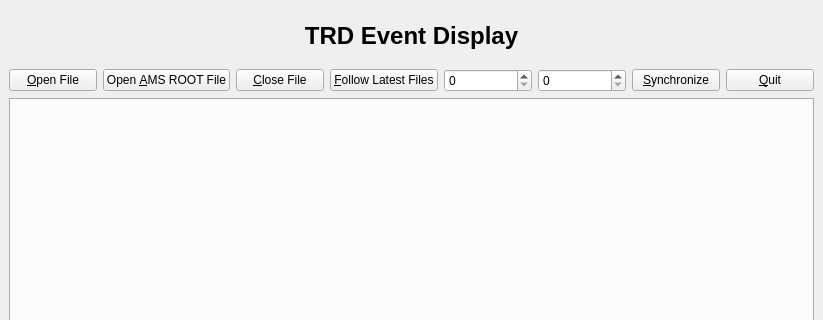
The window that ui/MainForm.ui (bastianbeischer/TRDEventDisplay) describes before a commit, drawn with Qt 5; both pictures show x 0 to 823 and y 0 to 320 of the 823 by 608 pixel window.
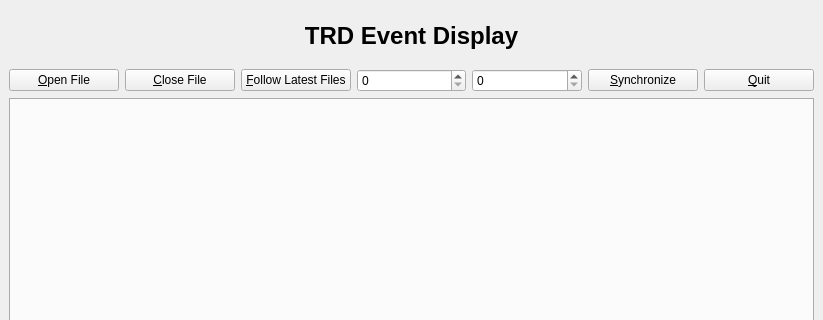
The same window after the commit.

Commit message: Removed AMS Root specific functions and buttons. OpenFile can now distinguish between different file types and handles it automatically\!

```diff
--- a/ui/MainForm.ui
+++ b/ui/MainForm.ui
@@ -74,14 +74,14 @@
     </item>
     <item>
      <layout class="QGridLayout" name="m_buttonLayout">
-      <item row="1" column="2">
+      <item row="1" column="1">
        <widget class="QPushButton" name="m_closeFileButton">
         <property name="text">
          <string>&amp;Close File</string>
         </property>
        </widget>
       </item>
-      <item row="1" column="3">
+      <item row="1" column="2">
        <widget class="QPushButton" name="m_followFilesButton">
         <property name="text">
          <string>&amp;Follow Latest Files</string>
@@ -91,7 +91,7 @@
         </property>
        </widget>
       </item>
-      <item row="1" column="8">
+      <item row="1" column="7">
        <widget class="QPushButton" name="m_quitButton">
         <property name="text">
          <string>&amp;Quit</string>
@@ -101,7 +101,7 @@
         </property>
        </widget>
       </item>
-      <item row="1" column="5">
+      <item row="1" column="4">
        <widget class="QSpinBox" name="m_dirSpinBox">
         <property name="sizePolicy">
          <sizepolicy hsizetype="Preferred" vsizetype="Fixed">
@@ -114,7 +114,7 @@
         </property>
        </widget>
       </item>
-      <item row="1" column="6">
+      <item row="1" column="5">
        <widget class="QSpinBox" name="m_fileSpinBox">
         <property name="sizePolicy">
          <sizepolicy hsizetype="Preferred" vsizetype="Fixed">
@@ -134,7 +134,7 @@
         </property>
        </widget>
       </item>
-      <item row="1" column="7">
+      <item row="1" column="6">
        <widget class="QPushButton" name="m_syncButton">
         <property name="text">
          <string>&amp;Synchronize</string>
@@ -144,13 +144,6 @@
         </property>
        </widget>
       </item>
-      <item row="1" column="1">
-       <widget class="QPushButton" name="m_openAmsRootFileButton">
-        <property name="text">
-         <string>Open &amp;AMS ROOT File</string>
-        </property>
-       </widget>
-      </item>
      </layout>
     </item>
     <item>
```
The commit also changes 3 other files.
